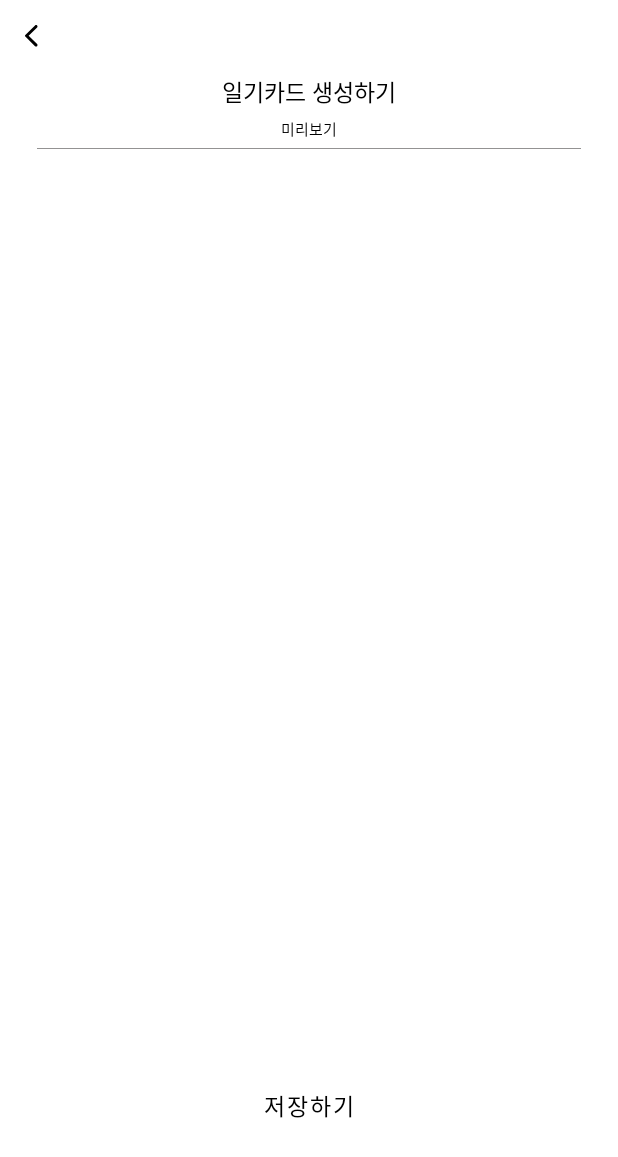
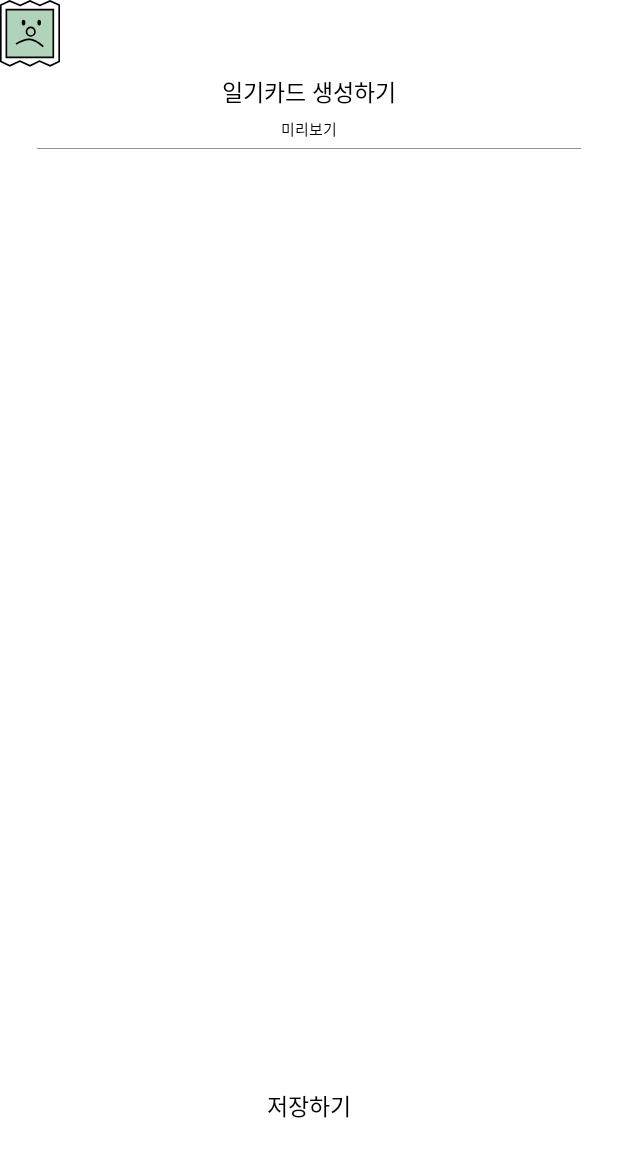
Before and after one commit to Team-ToYou/ToYou-Android, an Android app: the layout fragment_preview.xml on its own in the app's theme, with its tools: preview values and no code run, on a phone screen of 412 x 824 dp. Shown: the top 1157 px of the screen. Run offline under Robolectric (Android 15) with nearby library versions, the phone set to English and light mode, and no system bars.

Commit message:
[feat] 일기 미리보기 ui,폰트 재정의

```diff
--- a/app/src/main/java/com/toyou/toyouandroid/ui/home/CreateFragment.kt
+++ b/app/src/main/java/com/toyou/toyouandroid/ui/home/CreateFragment.kt
@@ -22,7 +22,7 @@ import com.toyou.toyouandroid.view_model.CardViewModel
 class CreateFragment : Fragment(){
 
     private var _binding: FragmentCreateBinding? = null
-    private val binding: FragmentCreateBinding get() = requireNotNull(_binding) { "FragmentCreateBinding should not be null" }
+    private val binding: FragmentCreateBinding get() = requireNotNull(_binding) { "널" }
 
     private lateinit var cardAdapter : CardAdapter
     private lateinit var cardViewModel: CardViewModel
@@ -115,5 +115,4 @@ class CreateFragment : Fragment(){
         _binding = null
     }
 
-
 }
--- /dev/null
+++ b/app/src/main/res/drawable/preview_char1.xml
@@ -0,0 +1,32 @@
+<vector xmlns:android="http://schemas.android.com/apk/res/android"
+    android:width="40dp"
+    android:height="45dp"
+    android:viewportWidth="40"
+    android:viewportHeight="45">
+  <path
+      android:pathData="M13.263,3.543L13.487,3.639L13.708,3.536L20.002,0.599L26.404,3.537L26.629,3.641L26.854,3.539L33.368,0.597L39.457,3.392V40.741L33.468,43.536L26.517,40.587L26.29,40.491L26.068,40.597L19.992,43.531L13.485,40.592L13.261,40.491L13.037,40.592L6.525,43.532L0.543,40.741V3.387L6.424,0.596L13.263,3.543Z"
+      android:strokeWidth="1.08696"
+      android:fillColor="#00000000"
+      android:strokeColor="#000000"/>
+  <path
+      android:pathData="M4.239,6.413h31.304v31.522h-31.304z"
+      android:strokeWidth="1.08696"
+      android:fillColor="#B1D3B9"
+      android:strokeColor="#000000"/>
+  <path
+      android:pathData="M14.493,14.891a1.196,1.848 0,1 0,2.391 0a1.196,1.848 0,1 0,-2.391 0z"
+      android:fillColor="#000000"/>
+  <path
+      android:pathData="M24.928,14.891a1.196,1.848 0,1 0,2.391 0a1.196,1.848 0,1 0,-2.391 0z"
+      android:fillColor="#000000"/>
+  <path
+      android:pathData="M20.472,20.978m-2.826,0a2.826,2.826 0,1 1,5.652 0a2.826,2.826 0,1 1,-5.652 0"
+      android:strokeWidth="1.08696"
+      android:fillColor="#00000000"
+      android:strokeColor="#000000"/>
+  <path
+      android:pathData="M28.829,30.865C28.829,30.865 23.923,26.472 20.147,26.099C16.347,25.723 10.652,29.117 10.652,29.117"
+      android:strokeWidth="1.08696"
+      android:fillColor="#00000000"
+      android:strokeColor="#000000"/>
+</vector>
--- a/app/src/main/res/layout/fragment_preview.xml
+++ b/app/src/main/res/layout/fragment_preview.xml
@@ -91,7 +91,13 @@
 
 
 
-    <Button
+    <ImageView
+        android:layout_width="wrap_content"
+        android:layout_height="wrap_content"
+        android:src="@drawable/preview_char1"/>
+
+
+    <androidx.appcompat.widget.AppCompatButton
         style="@style/sc_r15"
         android:layout_width="0dp"
         android:layout_height="0dp"
--- a/app/src/main/res/values/colors.xml
+++ b/app/src/main/res/values/colors.xml
@@ -22,4 +22,5 @@
     <color name="bl01">#FFA6A6A6</color>
     <color name="bl02">#FF939292</color>
     <color name="g00">#FFD9D9D9</color>
+    <color name="gr00">#FFD6E4D9</color>
 </resources>
```
Also changed, not shown: app/src/main/java/com/toyou/toyouandroid/ui/home/PreviewFragment.kt (added, +18 -0 lines), app/src/main/res/font/font_style.xml (added, +31 -0 lines), app/src/main/res/layout/card_layout.xml (added, +61 -0 lines), app/src/main/res/values/font_styles.xml (+18 -18 lines).
